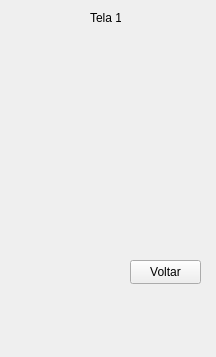
Old version of the form firstwindow.ui in the repository rdalmarco/ddm.
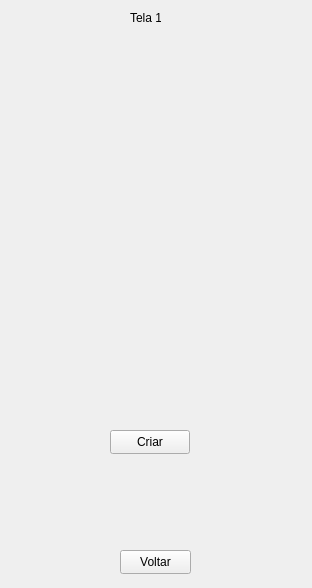
New version of the form.

Diff of the .ui file:
```diff
--- a/firstwindow.ui
+++ b/firstwindow.ui
@@ -6,8 +6,8 @@
    <rect>
     <x>0</x>
     <y>0</y>
-    <width>216</width>
-    <height>357</height>
+    <width>312</width>
+    <height>588</height>
    </rect>
   </property>
   <property name="windowTitle">
@@ -16,7 +16,7 @@
   <widget class="QLabel" name="label">
    <property name="geometry">
     <rect>
-     <x>90</x>
+     <x>130</x>
      <y>10</y>
      <width>31</width>
      <height>16</height>
@@ -29,8 +29,8 @@
   <widget class="QPushButton" name="pushButton">
    <property name="geometry">
     <rect>
-     <x>130</x>
-     <y>260</y>
+     <x>120</x>
+     <y>550</y>
      <width>71</width>
      <height>24</height>
     </rect>
@@ -39,6 +39,19 @@
     <string>Voltar</string>
    </property>
   </widget>
+  <widget class="QPushButton" name="pushButton_2">
+   <property name="geometry">
+    <rect>
+     <x>110</x>
+     <y>430</y>
+     <width>80</width>
+     <height>24</height>
+    </rect>
+   </property>
+   <property name="text">
+    <string>Criar</string>
+   </property>
+  </widget>
  </widget>
  <resources/>
  <connections/>
```
